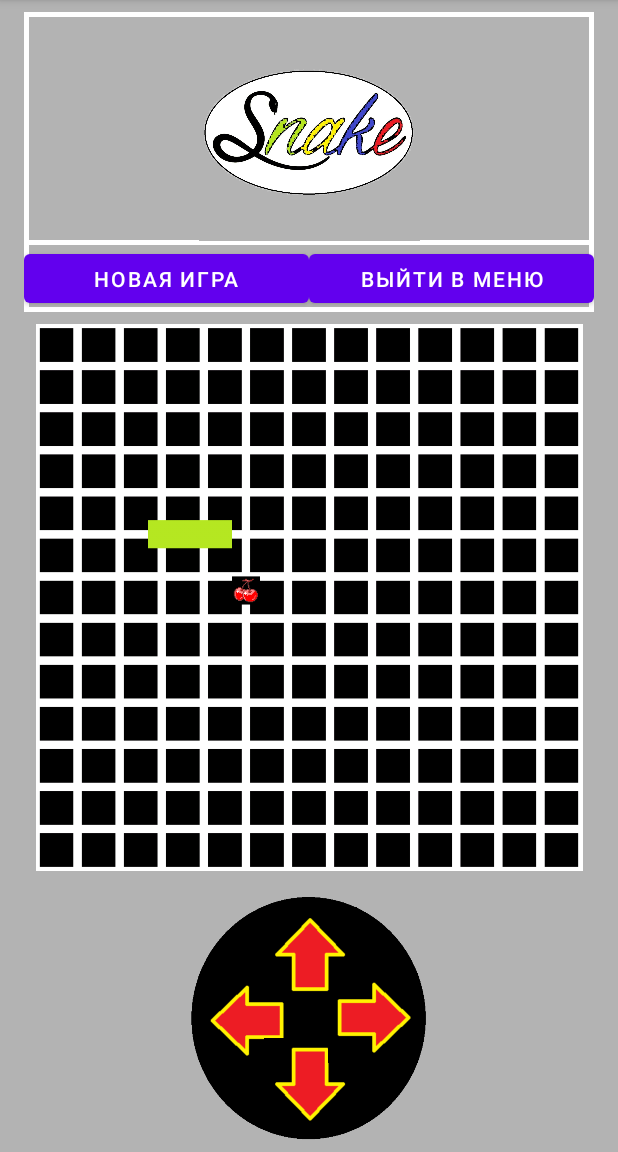
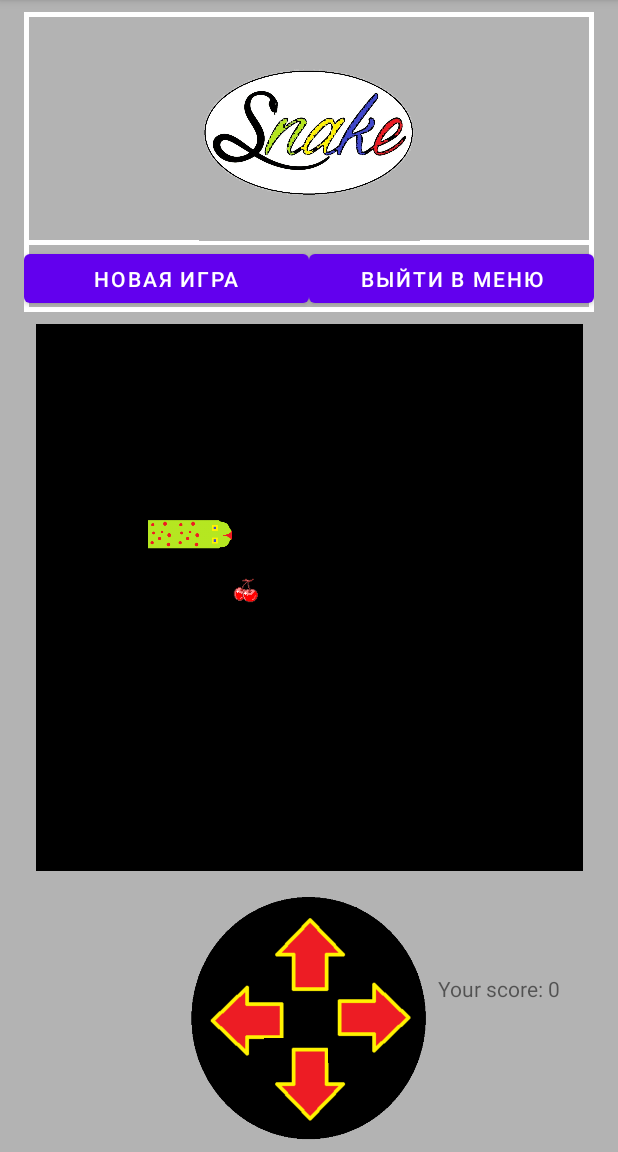
Before and after one commit to MoonLoone/Miner_ame, an Android app: the SnakeActivity screen opened directly, with no data from a screen before it, on a phone screen of 412 x 824 dp, the part 84-1236 px from its top. Run offline under Robolectric (Android 15) with nearby library versions, the phone set to English and light mode, and no system bars.

Commit message:
Заредачил змейку. Поменял фон, добавил голову для змеи. Настроил textViewScore

```diff
--- /dev/null
+++ b/app/src/main/java/com/example/minergame/Arcanoid/ArcanoidPlate.java
@@ -0,0 +1,10 @@
+package com.example.minergame.Arcanoid;
+
+public class ArcanoidPlate {
+
+    private int xCoord;
+    private int yCoord;
+
+
+
+}
--- /dev/null
+++ b/app/src/main/java/com/example/minergame/Arcanoid/Slide.java
@@ -0,0 +1,7 @@
+package com.example.minergame.Arcanoid;
+
+public class Slide {
+
+
+
+}
--- a/app/src/main/java/com/example/minergame/SnakeGame/SnakeActivity.java
+++ b/app/src/main/java/com/example/minergame/SnakeGame/SnakeActivity.java
@@ -6,6 +6,7 @@ import android.content.Intent;
 import android.graphics.Bitmap;
 import android.graphics.BitmapFactory;
 import android.graphics.Canvas;
+import android.graphics.Matrix;
 import android.graphics.drawable.BitmapDrawable;
 import android.os.Bundle;
 import android.util.Log;
@@ -27,6 +28,7 @@ public class SnakeActivity extends AppCompatActivity {
 
     private static final int backSize =13;
     private static final int onePlateSize = 80;
+    private boolean isGameRemains = true;
     private SnakePlate[][] plates = new SnakePlate[backSize][backSize];
     private Canvas canvas;
     private ImageView imageViewBackground;
@@ -45,6 +47,8 @@ public class SnakeActivity extends AppCompatActivity {
     private int score;
     private TextView textViewScore;
     private String textScore;
+    private Bitmap snakeHeadBitmap;
+    private Bitmap[] headStateBitmaps = new Bitmap[4];
 
     @Override
     protected void onCreate(Bundle savedInstanceState) {
@@ -52,8 +56,6 @@ public class SnakeActivity extends AppCompatActivity {
         setContentView(R.layout.activity_snake);
         score = 0;
         textViewScore = findViewById(R.id.textViewScore);
-        textScore = "Your score "+score;
-        textViewScore.setText(textScore);
         imageButtons[0] = findViewById(R.id.ButtonBottom);
         imageButtons[1] = findViewById(R.id.buttonTop);
         imageButtons[2] = findViewById(R.id.buttonRight);
@@ -61,17 +63,25 @@ public class SnakeActivity extends AppCompatActivity {
         imageViewBackground = findViewById(R.id.imageViewBackground);
         bitmap = ((BitmapDrawable) imageViewBackground.getDrawable()).getBitmap();
         extraBitmap = Bitmap.createBitmap(bitmap.getWidth(), bitmap.getHeight(), Bitmap.Config.RGB_565);
+        snakeHeadBitmap = BitmapFactory.decodeResource(getResources(),R.drawable.snake_head);
         snakeBodyBitmap = BitmapFactory.decodeResource(getResources(),R.drawable.snake_body);
         cherryBitmap = BitmapFactory.decodeResource(getResources(),R.drawable.cherry);
         cherryBitmap = Bitmap.createScaledBitmap(cherryBitmap,onePlateSize,onePlateSize,false);
         snakeBodyBitmap = Bitmap.createScaledBitmap(snakeBodyBitmap,onePlateSize,onePlateSize,false);
+        snakeHeadBitmap = Bitmap.createScaledBitmap(snakeHeadBitmap,onePlateSize,onePlateSize,false);
+        headStateBitmaps[0] = rotateHead(snakeHeadBitmap,90);
+        headStateBitmaps[1] = rotateHead(snakeHeadBitmap,180);
+        headStateBitmaps[2] = rotateHead(snakeHeadBitmap,270);
+        headStateBitmaps[3] = snakeHeadBitmap;
+        snakeHeadBitmap = headStateBitmaps[0];
         canvas = new Canvas(extraBitmap);
         bitmap.setDensity(Bitmap.DENSITY_NONE);
         canvas.drawBitmap(bitmap,0,0,null);
         createPlates();
         createStartSnake();
-        startMainThread();
+        startGameThread();
     }
+
 
     public void gameOver(){
         snakeLoop.setGameRemains(false);
@@ -90,7 +100,7 @@ public class SnakeActivity extends AppCompatActivity {
         imageButtons[3].setClickable(false);
     }
 
-    public void startMainThread(){
+    public void startGameThread(){
         snakeLoop = new SnakeLoop(backSize,plates);
         thread = new Thread(snakeLoop);
         thread.start();
@@ -105,13 +115,16 @@ public class SnakeActivity extends AppCompatActivity {
     }
 
     public void paintField(){
+        textScore = "Your score: "+score;
+        textViewScore.setText(textScore);
         canvas.drawBitmap(bitmap,0,0,null);
         for (int i=0;i<backSize;i++){
             for (int j=0;j<backSize;j++){
-                if(plates[i][j].getExistTime()>0) canvas.drawBitmap(snakeBodyBitmap,i*80,j*80,null);
+                if(plates[i][j].getExistTime()>0) canvas.drawBitmap(snakeBodyBitmap,plates[i][j].getxCoord(),plates[i][j].getyCoord(),null);
                 if (plates[i][j].getIsCherry()) canvas.drawBitmap(cherryBitmap,plates[i][j].getxCoord(),plates[i][j].getyCoord(),null);
             }
         }
+        canvas.drawBitmap(snakeHeadBitmap,plates[currentXCoord][currentYCoord].getxCoord(),plates[currentXCoord][currentYCoord].getyCoord(),null);
         imageViewBackground.setImageBitmap(extraBitmap);
     }
 
@@ -128,20 +141,25 @@ public class SnakeActivity extends AppCompatActivity {
         startActivity(intent);
     }
 
+    public Bitmap rotateHead(Bitmap bitmap, float angle){
+        Matrix matrix = new Matrix();
+        matrix.postRotate(angle);
+        return Bitmap.createBitmap(bitmap,0,0,bitmap.getWidth(),bitmap.getHeight(),matrix,true);
+    }
+
     public void clickBtn(View view) {
         String tag =view.getTag().toString();
         switch (tag){
-            case "left":imageButtons[2].setClickable(false); xCoordPlus = -1; yCoordPlus=0; imageButtons[0].setClickable(true); imageButtons[1].setClickable(true); break;
-            case "bottom":imageButtons[1].setClickable(false); xCoordPlus = 0; yCoordPlus=1; imageButtons[2].setClickable(true); imageButtons[3].setClickable(true); break;
-            case "right":imageButtons[3].setClickable(false); xCoordPlus = 1; yCoordPlus = 0; imageButtons[0].setClickable(true); imageButtons[1].setClickable(true); break;
-            case "top":imageButtons[0].setClickable(false); xCoordPlus = 0; yCoordPlus=-1; imageButtons[3].setClickable(true); imageButtons[2].setClickable(true); break;
+            case "left":snakeHeadBitmap =headStateBitmaps[2];  imageButtons[2].setClickable(false); xCoordPlus = -1; yCoordPlus=0; imageButtons[0].setClickable(true); imageButtons[1].setClickable(true); break;
+            case "bottom":snakeHeadBitmap = headStateBitmaps[1]; imageButtons[1].setClickable(false); xCoordPlus = 0; yCoordPlus=1; imageButtons[2].setClickable(true); imageButtons[3].setClickable(true); break;
+            case "right":snakeHeadBitmap = headStateBitmaps[0]; imageButtons[3].setClickable(false); xCoordPlus = 1; yCoordPlus = 0; imageButtons[0].setClickable(true); imageButtons[1].setClickable(true); break;
+            case "top":snakeHeadBitmap = headStateBitmaps[3]; imageButtons[0].setClickable(false); xCoordPlus = 0; yCoordPlus=-1; imageButtons[3].setClickable(true); imageButtons[2].setClickable(true); break;
         }
     }
 
 
     class SnakeLoop implements Runnable{
         private int size;
-        private boolean isGameRemains = true;
         private boolean isCherryNotExist = true;
         private SnakePlate[][] plates;
         private int snakeSize;
@@ -154,6 +172,7 @@ public class SnakeActivity extends AppCompatActivity {
 
         @Override
         public void run() {
+            Log.i("hi","Hello from loop");
             while (isGameRemains) {
                 if (isCherryNotExist) createCherry();
                 currentXCoord = currentXCoord + xCoordPlus;
--- a/app/src/main/res/layout/activity_snake.xml
+++ b/app/src/main/res/layout/activity_snake.xml
@@ -9,12 +9,14 @@
 
     <TextView
         android:id="@+id/textViewScore"
-        android:layout_width="wrap_content"
-        android:layout_height="wrap_content"
-        android:layout_marginTop="60dp"
-        android:layout_marginEnd="100dp"
-        app:layout_constraintEnd_toEndOf="@+id/topText"
-        app:layout_constraintTop_toTopOf="@+id/topText" />
+        android:layout_width="100dp"
+        android:layout_height="50dp"
+        android:layout_marginEnd="24dp"
+        android:layout_weight="1"
+        app:layout_constraintBottom_toBottomOf="parent"
+        app:layout_constraintEnd_toEndOf="parent"
+        app:layout_constraintStart_toEndOf="@+id/buttonsBack"
+        app:layout_constraintTop_toBottomOf="@+id/imageViewBackground" />
 
     <ImageView
         android:id="@+id/imageViewBackground"
```
Also changed, not shown: app/src/main/res/drawable/arcanoid_background.png (added), app/src/main/res/drawable/snake_background.png, app/src/main/res/drawable/snake_body.png, app/src/main/res/drawable/snake_head.png (added).
